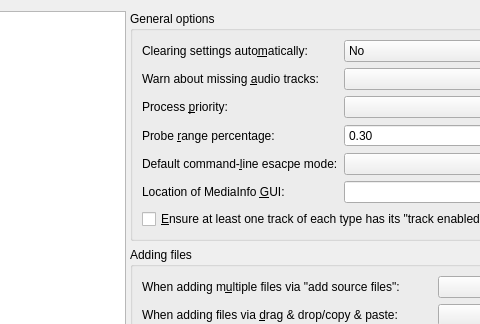
Above: src/mkvtoolnix-gui/forms/main_window/preferences_dialog.ui from jpsdr/MKVToolnix-Windows-7 before the change; both pictures show x 124 to 604 and y 0 to 324 of the 850 by 745 pixel window. Below: the same form after it.
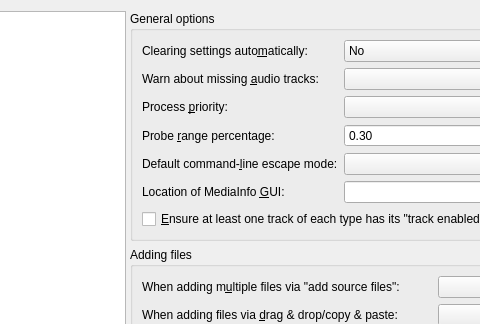
That is the form after the change. The open tabs and pages were chosen to show the change. Icons and pictures are not drawn. Custom widgets are drawn as their Qt base class.

Commit message:
fix spelling mistake
fixes #3710

Diff of the .ui file:
```diff
--- a/src/mkvtoolnix-gui/forms/main_window/preferences_dialog.ui
+++ b/src/mkvtoolnix-gui/forms/main_window/preferences_dialog.ui
@@ -738,7 +738,7 @@
              <item row="4" column="0">
               <widget class="QLabel" name="label_21">
                <property name="text">
-                <string>Default command-&amp;line esacpe mode:</string>
+                <string>Default command-&amp;line escape mode:</string>
                </property>
                <property name="buddy">
                 <cstring>cbMDefaultCommandLineEscapeMode</cstring>
```
